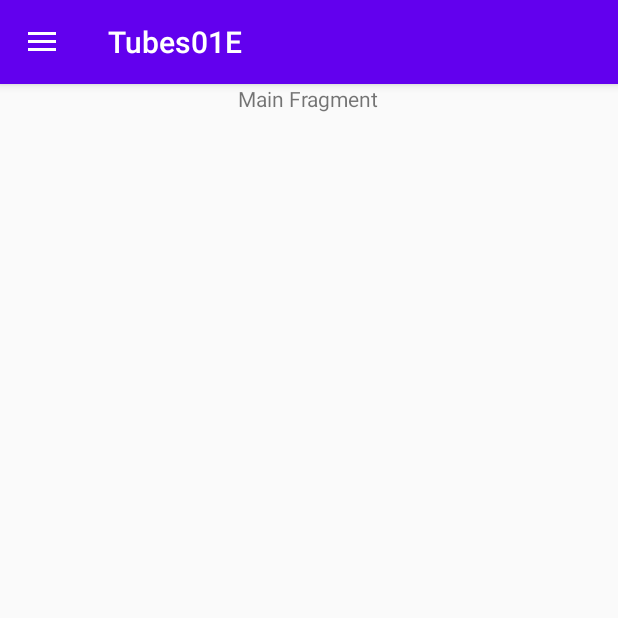
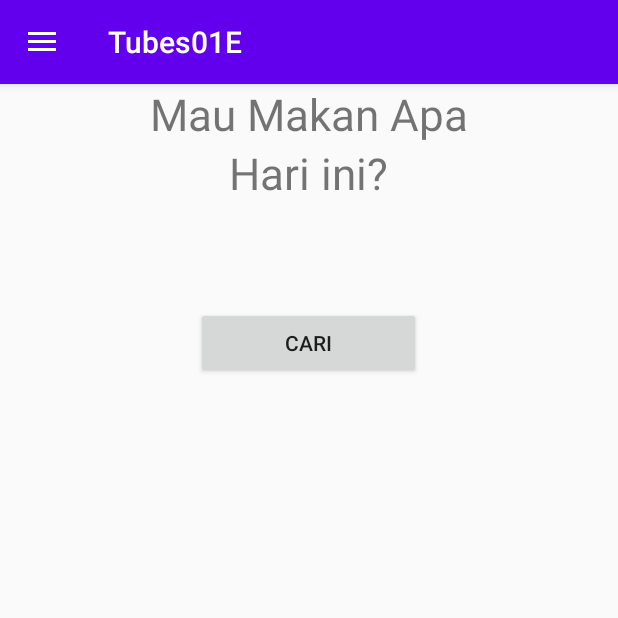
Before and after one commit to patChrisricktian/Tubes01E, an Android app: the screen it shows after launch (MainActivity), on a phone screen of 412 x 824 dp, the top half of it. Run offline under Robolectric (Android 15) with nearby library versions, the phone set to English and light mode, and no system bars.

Commit message:
Penambahan isi Main Fragment

```diff
--- a/app/src/main/java/com/example/tubes01e/MainFragment.java
+++ b/app/src/main/java/com/example/tubes01e/MainFragment.java
@@ -14,13 +14,17 @@ import androidx.fragment.app.Fragment;
 import com.example.tubes01e.databinding.FragmentMainBinding;
 
 public class MainFragment extends Fragment {
-    private TextView tvText;
+    private TextView tvText1;
+    private TextView tvText2;
+    private Button btn;
     private FragmentListener listener;
 
     public View onCreateView(LayoutInflater inflater, ViewGroup container, Bundle savedInstanceState) {
         FragmentMainBinding binding = FragmentMainBinding.inflate(getLayoutInflater());
         final View view = binding.getRoot();
-        this.tvText = binding.tvMain;
+        this.tvText1 = binding.tvTitle1;
+        this.tvText2 = binding.tvTitle2;
+        this.btn = binding.btnCari;
         return view;
     }
 
--- a/app/src/main/res/layout/fragment_main.xml
+++ b/app/src/main/res/layout/fragment_main.xml
@@ -7,11 +7,25 @@
     android:gravity="center">
 
     <TextView
-        android:id="@+id/tv_main"
+        android:id="@+id/tv_title1"
         android:layout_width="wrap_content"
         android:layout_height="wrap_content"
-        android:text="@string/fragment_main_text"
-        />
+        android:text="Mau Makan Apa"
+        android:textSize="29dp"/>
+
+    <TextView
+        android:id="@+id/tv_title2"
+        android:layout_width="wrap_content"
+        android:layout_height="wrap_content"
+        android:text="Hari ini?"
+        android:textSize="29dp"/>
+
+    <Button
+        android:id="@+id/btn_cari"
+        android:text="@string/btn_cari"
+        android:layout_width="150dp"
+        android:layout_marginTop="70dp"
+        android:layout_height="wrap_content" />
 
 
 </LinearLayout>
--- a/app/src/main/res/values/strings.xml
+++ b/app/src/main/res/values/strings.xml
@@ -26,5 +26,7 @@
     <!--Menu List Fragment's Strings-->
     <string name="fragment_setting_text">Fragment Setting</string>
 
+    <!--Main Fragment's Strings-->
+    <string name="btn_cari">Cari</string>
 
 </resources>
```
